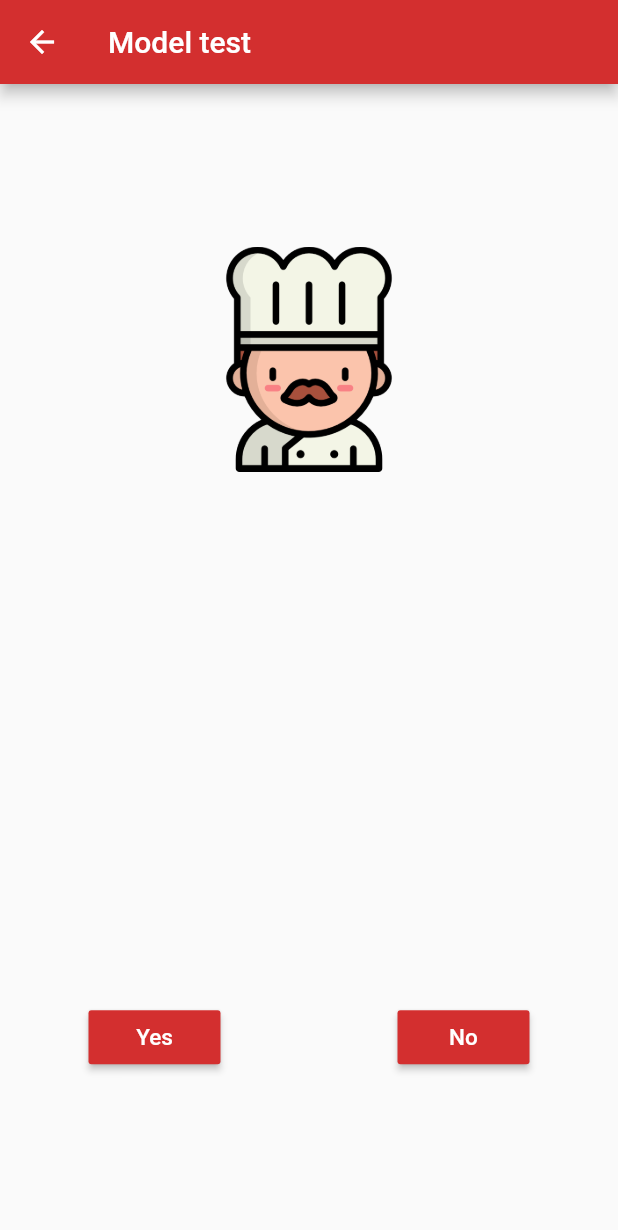
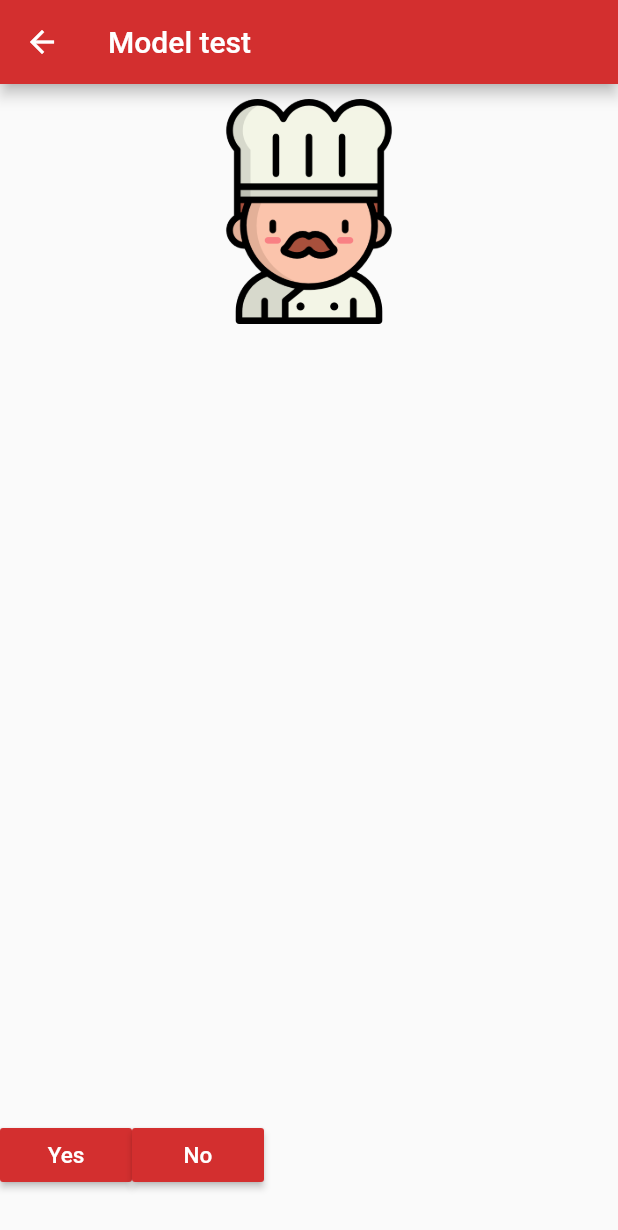
Before and after one commit to Shinbly/Project-Food, a Flutter app: the ModelTree screen opened by its route, on a phone screen of 412 x 824 dp. Shown: the top 1230 px of the screen. Run offline on Flutter 3.47's test engine with Material 2 defaults, Android fonts, the phone set to English and light mode, and no system bars; our stand-ins replace carousel_slider, cloud_firestore, firebase_core, firebase_storage, image_picker, permission_handler and 1 more; missing offline and left inert: sklite; accounts and stored records are empty; project files that could hold a hidden picture were left out.

Commit message:
position of images

```diff
--- a/what_eat/lib/ModelTree.dart
+++ b/what_eat/lib/ModelTree.dart
@@ -285,20 +285,25 @@ class _ModelTreeState extends State<ModelTree> {
           future: Future.value(init),
           builder: (context, snapshot){
             if(snapshot.connectionState == ConnectionState.done){
-              return Column(
-                  mainAxisAlignment: MainAxisAlignment.center,
-                  crossAxisAlignment: CrossAxisAlignment.center,
+              return Stack(
                   children: <Widget>[
-                    Container(
+                    Positioned(
+                      top: 10,
+                      child: Container(
+                        height: 150,
+                        width: MediaQuery.of(context).size.width,
                         child: Align(
                           alignment: Alignment.topCenter,
                           child: Image.asset("assets/chef.png", width: 150, height: 150,),),
                       ),
-                    Container(
-                      height: 100,
                     ),
                     ///question :
-                    Container(
+                    Positioned(
+                      top:  200,
+                      child: Container(
+                        width: MediaQuery.of(context).size.width,
+                        child: Align(
+                          alignment: Alignment.center,
                           child: Text(
                               this.currentQuestion,
                               style: TextStyle(
@@ -309,12 +314,12 @@ class _ModelTreeState extends State<ModelTree> {
                               textAlign: TextAlign.center,
                           ),
                         ),
-                    Container(
-                      height: 200,
                       ),
-
+                    ),
                     ///answer
-                    Container(
+                    Positioned(
+                      bottom: 30,
+                      child: Container(
                           child : Row(
                             mainAxisAlignment: MainAxisAlignment.spaceAround,
                             children: <Widget>[
@@ -336,6 +341,7 @@ class _ModelTreeState extends State<ModelTree> {
                             ],
                           )
                       ),
+                    ),
                     /*
                     ///proba
                     Container(
```
Lines whose indentation alone changed are shown as unchanged.
